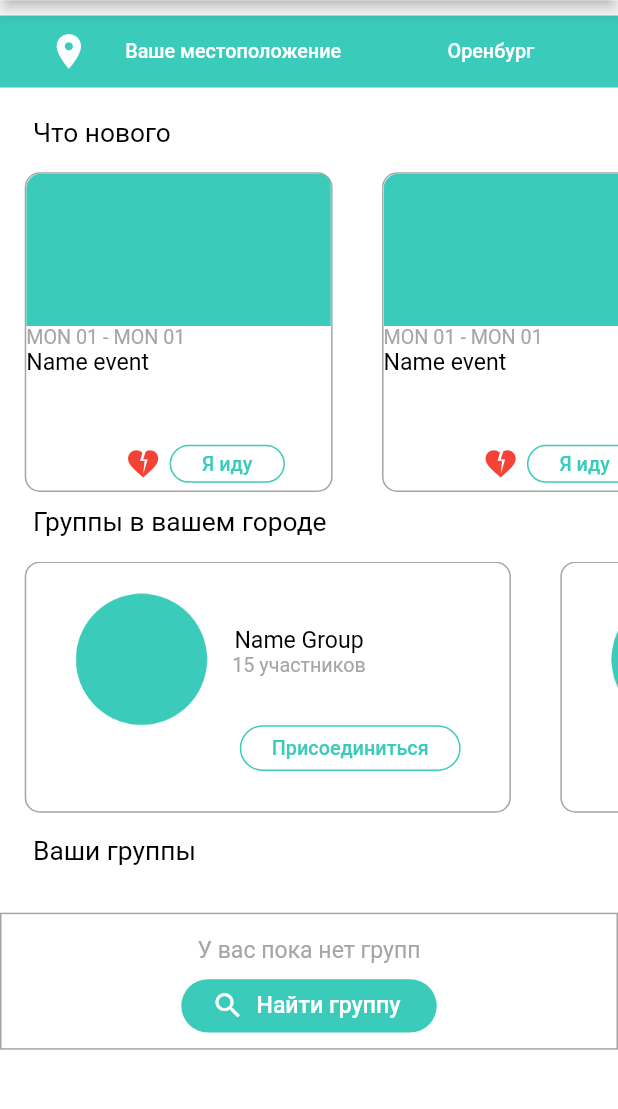
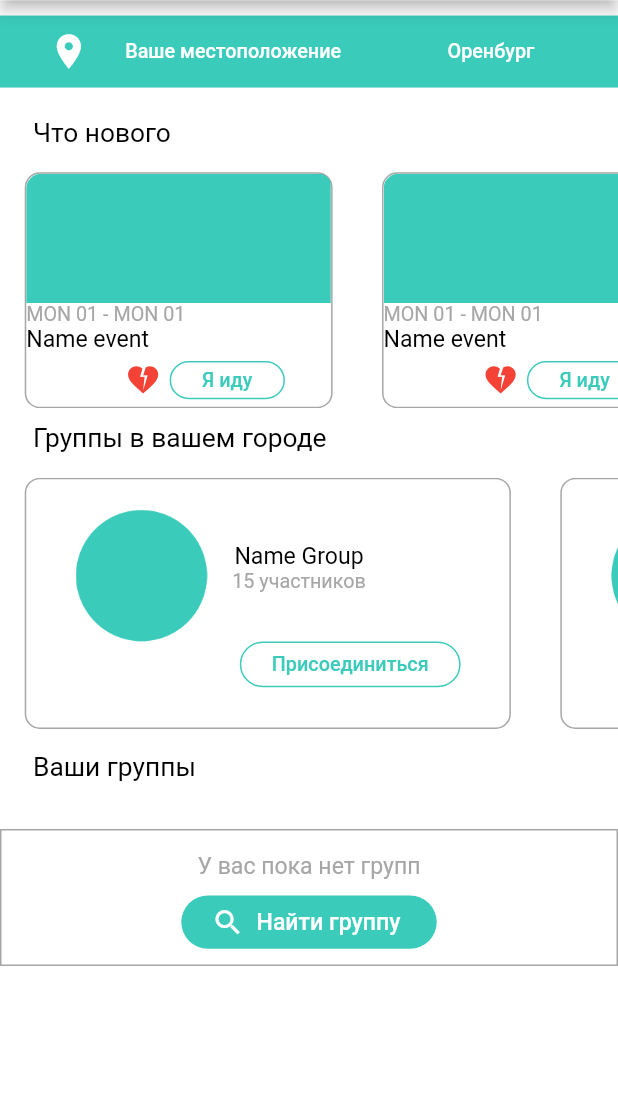
Before and after one commit to postmoderngulp/tochka, a Flutter app: the MainScreen screen opened by its route, on a phone screen of 412 x 824 dp, the part 91-1200 px from its top. Run offline on Flutter 3.47's test engine with Material 2 defaults, Android fonts, the phone set to English and light mode, and no system bars; our stand-ins replace flutter_screenutil; Roboto replaces fonts that are missing (GeometriaLight, GeometriaMedium, HelveticaRegular).

Commit message:
first?? commit

```diff
--- a/lib/Ui/Common/main_screen.dart
+++ b/lib/Ui/Common/main_screen.dart
@@ -50,7 +50,7 @@ class MainScreenWidget extends StatelessWidget {
           SizedBox(
             height: 15.h,
           ),
-          SizedBox(height: 210.h, child: banner()),
+           SizedBox(height: 155.h, child: banner()),
           SizedBox(
             height: 10.h,
           ),
@@ -180,6 +180,7 @@ class banner extends StatelessWidget {
   @override
   Widget build(BuildContext context) {
     return ListView.builder(
+       shrinkWrap: true,
         scrollDirection: Axis.horizontal,
         itemCount: 10,
         itemBuilder: (context, index) => Padding(
@@ -203,15 +204,14 @@ class BannerItem extends StatelessWidget {
           mainAxisAlignment: MainAxisAlignment.start,
           crossAxisAlignment: CrossAxisAlignment.start,
           children: [
-            ClipRRect(
-              borderRadius: const BorderRadius.only(
-                  topLeft: Radius.circular(10), topRight: Radius.circular(8)),
-              child: Image.asset(
-                "assets/image/NoAvatarBanner.png",
-                width: 185.w,
-                height: 100.h,
-                fit: BoxFit.cover,
-              ),
+            Container(
+              width: 185.w,
+              height: 85.h,
+              decoration: const BoxDecoration(
+                  borderRadius: BorderRadius.only( topLeft: Radius.circular(10), topRight: Radius.circular(8)),
+                  image:  DecorationImage(
+                      image: AssetImage("assets/image/NoAvatarBanner.png"),
+                      fit: BoxFit.cover)),
             ),
             Text(
               "MON 01 - MON 01",
```
Also changed, not shown: 2 other files.
